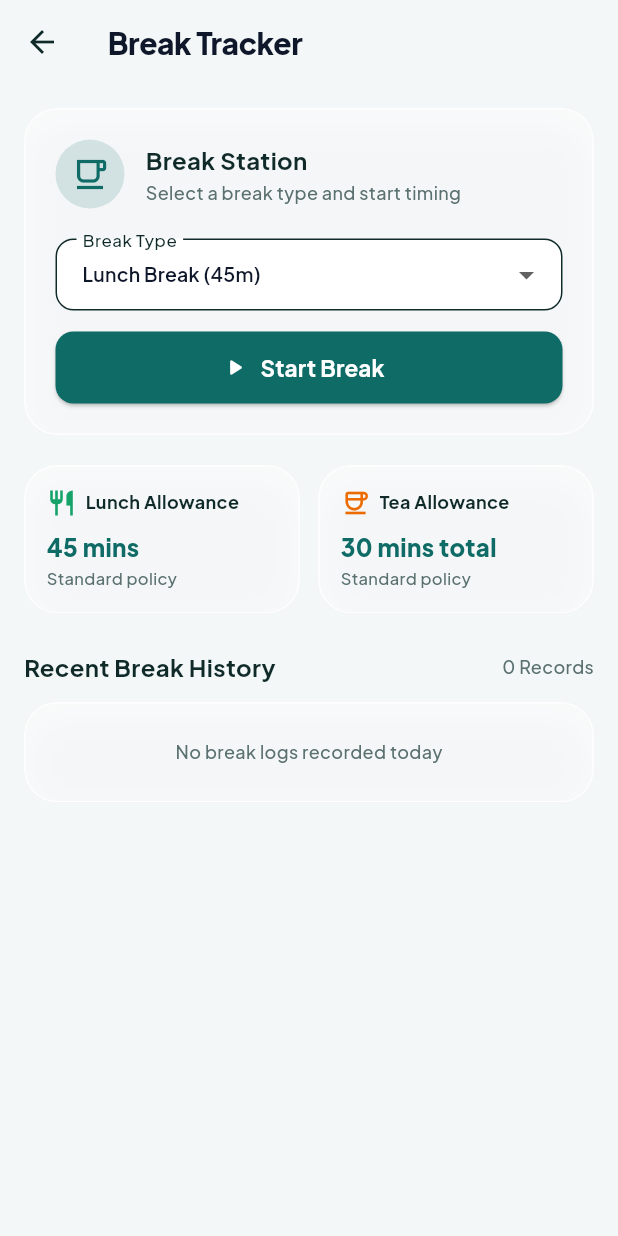
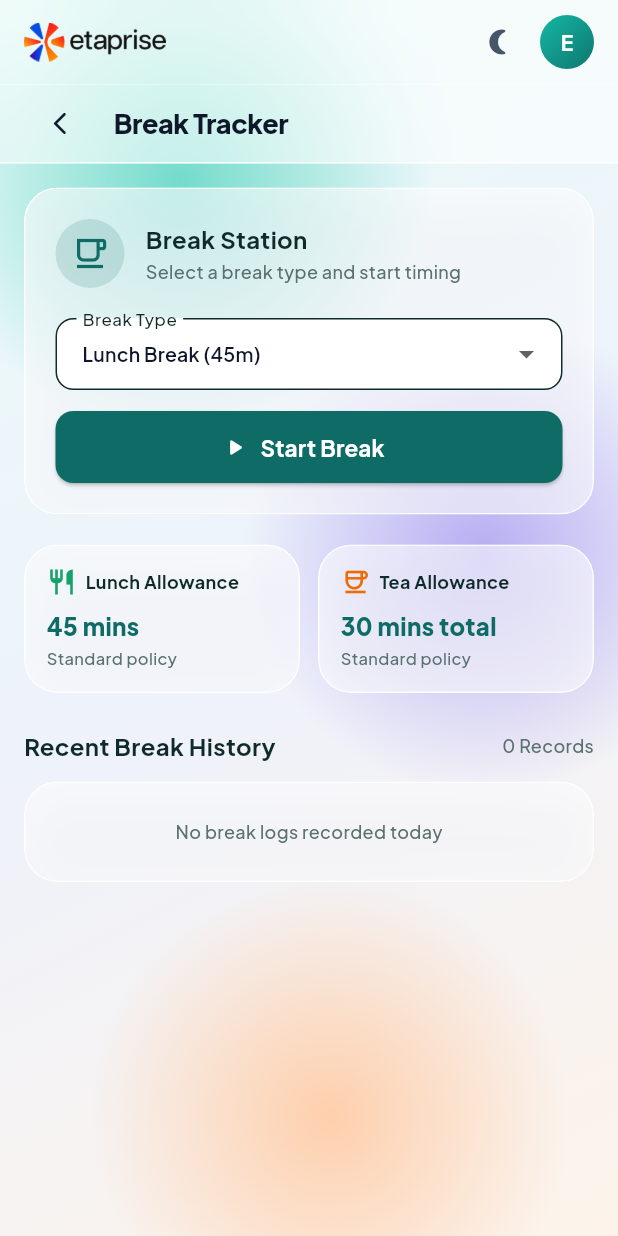
Before and after one commit to renushreewadhi/VMobile_App, a Flutter app: the BreakTrackerScreen screen opened directly, on a phone screen of 412 x 824 dp. Run offline on Flutter 3.47's test engine with Material 3 defaults, Android fonts, the phone set to English and light mode, and no system bars; our stand-ins replace carousel_slider, fl_chart, flutter_riverpod, flutter_secure_storage, geolocator, google_maps_flutter and 3 more; accounts and stored records are empty; network calls fail; project files that could hold a hidden picture were left out.

Commit message:
Migrate WfhApplyScreen and BreakTrackerScreen to GlassScaffold with universal two-row top bar and consistent background

```diff
--- a/lib/employee/screens/break_tracker_screen.dart
+++ b/lib/employee/screens/break_tracker_screen.dart
@@ -6,6 +6,7 @@ import '../../core/api/api_client.dart';
 import '../../core/api/api_endpoints.dart';
 import '../../core/auth/auth_service.dart';
 import '../../core/theme/app_colors.dart';
+import '../../core/widgets/glass_scaffold.dart';
 import '../../shared/widgets/app_card.dart';
 import '../../shared/widgets/loading_shimmer.dart';
 import '../../shared/widgets/status_chip.dart';
@@ -328,10 +329,6 @@ class _BreakTrackerScreenState extends ConsumerState<BreakTrackerScreen> {
         child: Column(
           crossAxisAlignment: CrossAxisAlignment.start,
           children: [
-            if (!widget.showAppBar) ...[
-              _buildHeader(isDark),
-              const SizedBox(height: 16),
-            ],
             _buildActiveBreakCard(isDark),
             const SizedBox(height: 20),
             _buildBreakAllowances(isDark),
@@ -344,11 +341,10 @@ class _BreakTrackerScreenState extends ConsumerState<BreakTrackerScreen> {
       ),
     );
 
-    if (!widget.showAppBar) return Scaffold(backgroundColor: isDark ? AppColors.darkAppBackground : AppColors.lightAppBackground, body: SafeArea(child: content));
+    if (!widget.showAppBar) return content;
 
-    return Scaffold(
-      backgroundColor: isDark ? AppColors.darkAppBackground : AppColors.lightAppBackground,
-      appBar: AppBar(title: const Text('Break Tracker')),
+    return GlassScaffold(
+      title: 'Break Tracker',
       body: content,
     );
   }
--- a/lib/employee/screens/wfh_apply_screen.dart
+++ b/lib/employee/screens/wfh_apply_screen.dart
@@ -1,8 +1,10 @@
-import '../../core/auth/auth_service.dart';
 import 'package:flutter/material.dart';
 import 'package:flutter_riverpod/flutter_riverpod.dart';
+
 import '../../core/api/api_client.dart';
+import '../../core/auth/auth_service.dart';
 import '../../core/theme/app_colors.dart';
+import '../../core/widgets/glass_scaffold.dart';
 import '../../shared/widgets/app_card.dart';
 import '../../shared/widgets/custom_button.dart';
 import '../../shared/widgets/custom_text_field.dart';
@@ -53,8 +55,8 @@ class _WfhApplyScreenState extends ConsumerState<WfhApplyScreen> {
 
   @override
   Widget build(BuildContext context) {
-    return Scaffold(
-      appBar: AppBar(title: const Text('Work From Home (WFH) Application')),
+    return GlassScaffold(
+      title: 'Work From Home (WFH) Application',
       body: SingleChildScrollView(
         padding: const EdgeInsets.all(16),
         child: AppCard(
```
